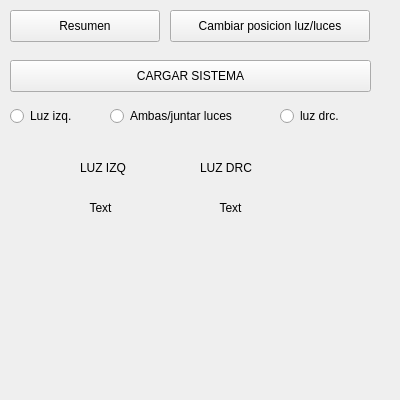
This is src/mainwindow.ui in JoanGTSQ/DashProbe-rasp-Integration as Qt 5 draws it before an edit. The edited form follows.
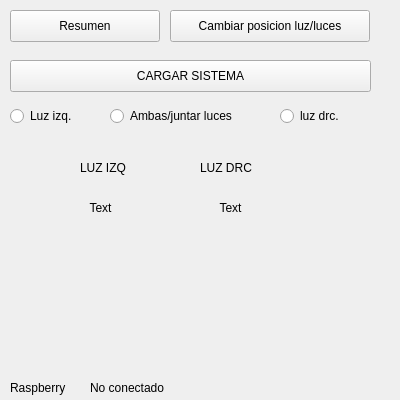
This is the edited form.

The edit to the form file:
```diff
--- a/src/mainwindow.ui
+++ b/src/mainwindow.ui
@@ -159,6 +159,32 @@
      <string>CARGAR SISTEMA</string>
     </property>
    </widget>
+   <widget class="QLabel" name="label_3">
+    <property name="geometry">
+     <rect>
+      <x>10</x>
+      <y>380</y>
+      <width>71</width>
+      <height>16</height>
+     </rect>
+    </property>
+    <property name="text">
+     <string>Raspberry</string>
+    </property>
+   </widget>
+   <widget class="QLabel" name="label_rasp_connected">
+    <property name="geometry">
+     <rect>
+      <x>90</x>
+      <y>380</y>
+      <width>91</width>
+      <height>16</height>
+     </rect>
+    </property>
+    <property name="text">
+     <string>No conectado</string>
+    </property>
+   </widget>
   </widget>
  </widget>
  <resources/>
```
